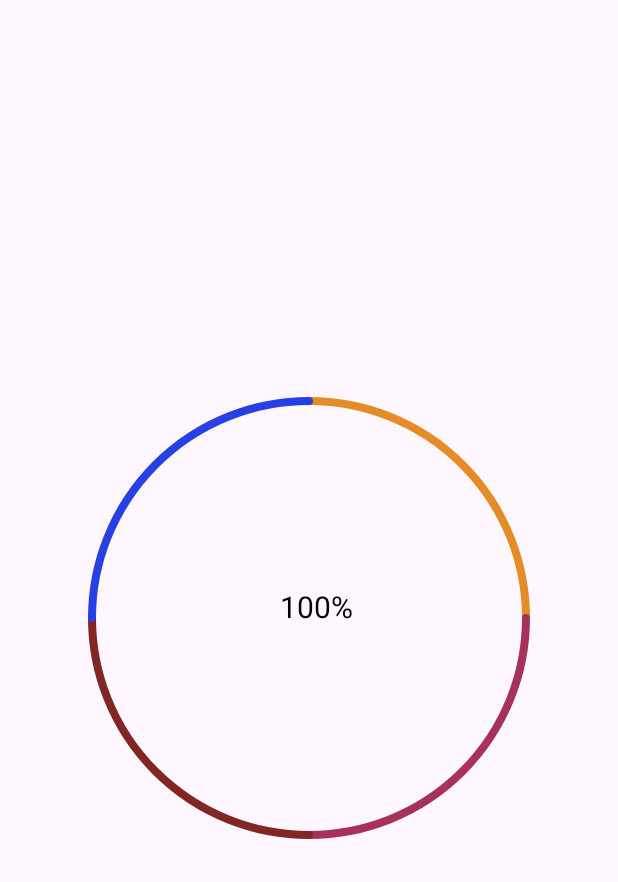
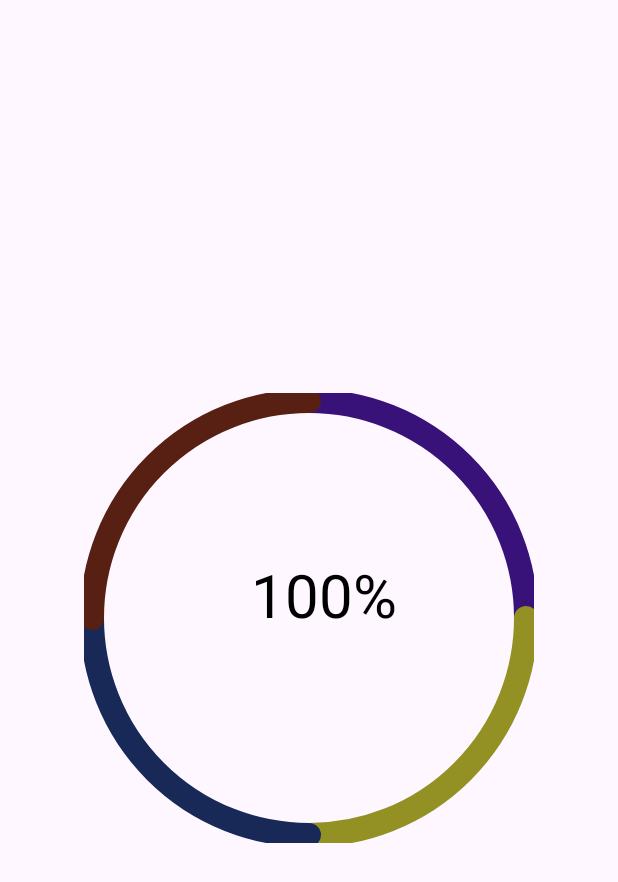
Before and after one commit to mrRazmarin/StatsView, an Android app: the screen it shows after launch (MainActivity), on a phone screen of 412 x 824 dp. Shown: the top 882 px of the screen. Run offline under Robolectric (Android 15) with nearby library versions, the phone set to English and light mode, and no system bars.

Commit message:
attr lesson

```diff
--- a/app/src/main/java/ru/netology/statsview/ui/StatsView.kt
+++ b/app/src/main/java/ru/netology/statsview/ui/StatsView.kt
@@ -7,6 +7,8 @@ import android.graphics.PointF
 import android.graphics.RectF
 import android.util.AttributeSet
 import android.view.View
+import androidx.core.content.withStyledAttributes
+import ru.netology.statsview.R
 import ru.netology.statsview.utils.AndroidUtils
 import kotlin.math.min
 import kotlin.random.Random
@@ -23,6 +25,24 @@ class StatsView @JvmOverloads constructor(
     defStyleAttr,
     defStyleRes,
 ) {
+    private var textSize = AndroidUtils.dp(context, 20).toFloat()
+    private var lineWidth = AndroidUtils.dp(context, 5)
+    private var colors = emptyList<Int>()
+
+    init {
+        context.withStyledAttributes(attributeSet, R.styleable.StatsView) {
+            textSize = getDimension(R.styleable.StatsView_text_size, textSize)
+            lineWidth = getDimension(R.styleable.StatsView_line_width, lineWidth.toFloat()).toInt()
+
+            colors = listOf(
+                getColor(R.styleable.StatsView_color_one, generateRandomColor()),
+                getColor(R.styleable.StatsView_color_two, generateRandomColor()),
+                getColor(R.styleable.StatsView_color_three, generateRandomColor()),
+                getColor(R.styleable.StatsView_color_four, generateRandomColor()),
+            )
+        }
+    }
+
     var data: List<Float> = emptyList()
         set(value) {
             field = value
@@ -30,7 +50,6 @@ class StatsView @JvmOverloads constructor(
         }
     private var radius = 0F
     private var center = PointF()
-    private val lineWidth = AndroidUtils.dp(context, 5)
     private var oval = RectF()
     private val paint = Paint(
         Paint.ANTI_ALIAS_FLAG
@@ -43,7 +62,7 @@ class StatsView @JvmOverloads constructor(
     private val textPaint = Paint(
         Paint.ANTI_ALIAS_FLAG
     ).apply {
-        textSize = AndroidUtils.dp(context, 20).toFloat()
+        textSize = this@StatsView.textSize
         style = Paint.Style.FILL
         textAlign = Paint.Align.CENTER
     }
@@ -52,10 +71,7 @@ class StatsView @JvmOverloads constructor(
         radius = min(w, h) / 2F - AndroidUtils.dp(context, 5)
         center = PointF(w / 2F, h / 2F)
         oval = RectF(
-            center.x - radius,
-            center.y - radius,
-            center.x + radius,
-            center.y + radius
+            center.x - radius, center.y - radius, center.x + radius, center.y + radius
         )
     }
 
@@ -65,9 +81,9 @@ class StatsView @JvmOverloads constructor(
         }
 
         var startAngle = -90F
-        data.forEach {
-            val angle = it * 360F
-            paint.color = Random.nextInt(0xFF000000.toInt(), 0xFFFFFFFF.toInt())
+        data.forEachIndexed { index, datum ->
+            val angle = datum * 360F
+            paint.color = colors.getOrElse(index) { generateRandomColor() }
             canvas.drawArc(oval, startAngle, angle, false, paint)
             startAngle += angle
         }
@@ -79,4 +95,6 @@ class StatsView @JvmOverloads constructor(
             textPaint
         )
     }
+
+    private fun generateRandomColor(): Int = Random.nextInt(0xFF000000.toInt(), 0xFFFFFFFF.toInt())
 }
--- a/app/src/main/res/layout/activity_main.xml
+++ b/app/src/main/res/layout/activity_main.xml
@@ -11,9 +11,15 @@
         android:id="@+id/stats_view"
         android:layout_width="300dp"
         android:layout_height="300dp"
+        app:color_four="#582012"
+        app:color_one="#391279"
+        app:color_three="#182957"
+        app:color_two="#939124"
         app:layout_constraintBottom_toBottomOf="parent"
         app:layout_constraintEnd_toEndOf="parent"
         app:layout_constraintStart_toStartOf="parent"
-        app:layout_constraintTop_toTopOf="parent" />
+        app:layout_constraintTop_toTopOf="parent"
+        app:line_width="16dp"
+        app:text_size="40sp" />
 
 </androidx.constraintlayout.widget.ConstraintLayout>
--- /dev/null
+++ b/app/src/main/res/values/attrs.xml
@@ -0,0 +1,11 @@
+<?xml version="1.0" encoding="utf-8"?>
+<resources>
+    <declare-styleable name="StatsView">
+        <attr name="text_size" format="dimension|reference"/>
+        <attr name="line_width" format="dimension|reference"/>
+        <attr name="color_one" format="color|reference"/>
+        <attr name="color_two" format="color|reference"/>
+        <attr name="color_three" format="color|reference"/>
+        <attr name="color_four" format="color|reference"/>
+    </declare-styleable>
+</resources>
```
